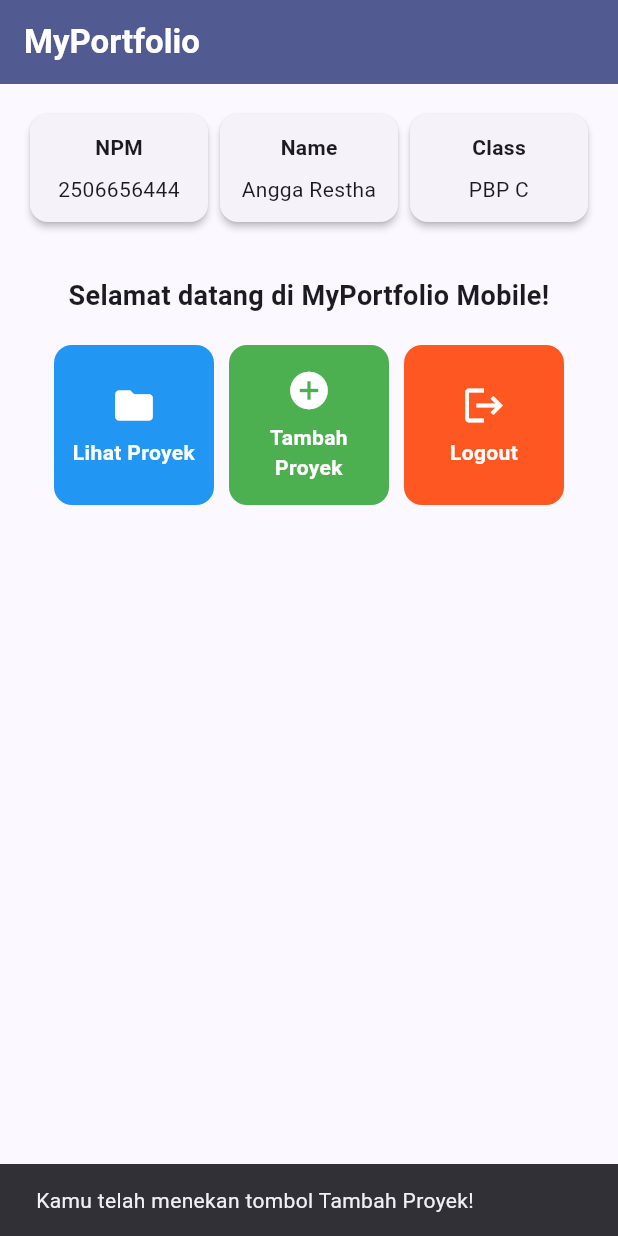
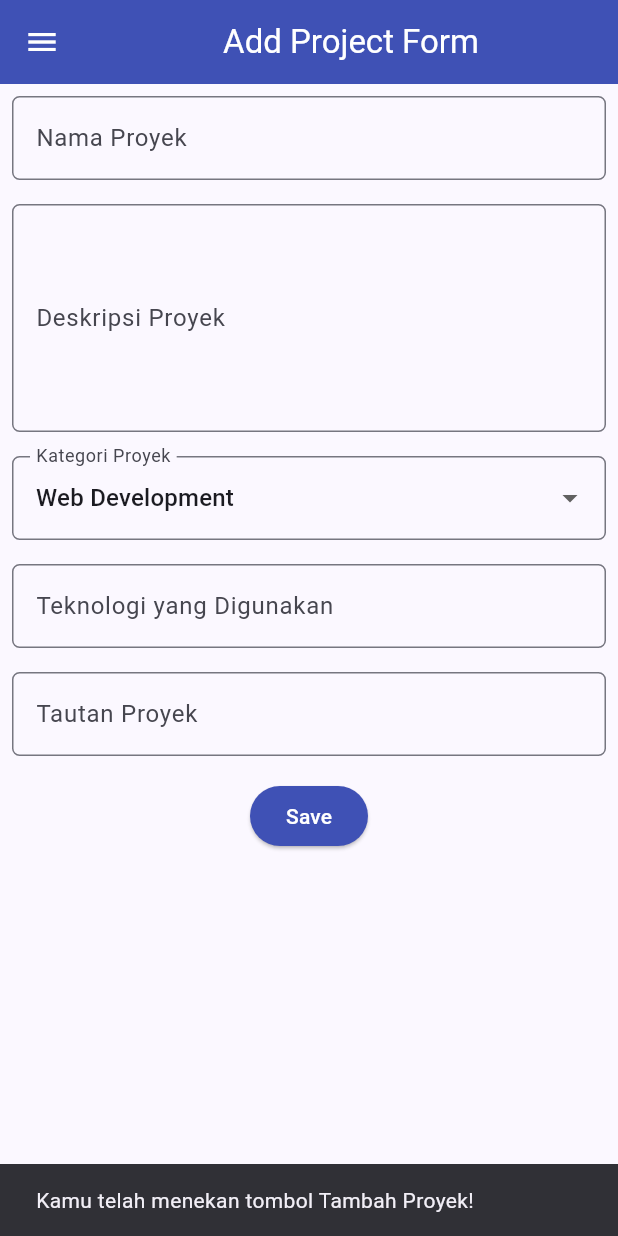
Before and after one commit to AnggaRestha/myportofolio_mobile, a Flutter app: the screen it shows after launch, after a tap on "Tambah Proyek", on a phone screen of 412 x 824 dp. Run offline on Flutter 3.47's test engine with Material 3 defaults, Android fonts, the phone set to English and light mode, and no system bars.

Commit message:
tutorial 9 : Flutter Navigation, Layouts, Forms, and Input Elements

```diff
--- a/lib/main.dart
+++ b/lib/main.dart
@@ -1,6 +1,6 @@
 
 import 'package:flutter/material.dart';
-import 'package:myportofolio_mobile/menu.dart';
+import 'package:myportofolio_mobile/screens/menu.dart';
 
 void main() {
   runApp(const MyApp());
--- a/lib/menu.dart
+++ b/lib/screens/menu.dart
@@ -1,5 +1,6 @@
-
 import 'package:flutter/material.dart';
+import 'package:myportofolio_mobile/widgets/left_drawer.dart';
+import 'package:myportofolio_mobile/widgets/project_card.dart';
 
 class ItemHomepage {
   final String name;
@@ -35,6 +36,7 @@ class MyHomePage extends StatelessWidget {
         ),
         backgroundColor: Theme.of(context).colorScheme.primary,
       ),
+      drawer: const LeftDrawer(),
       body: SingleChildScrollView(
         child: Padding(
           padding: const EdgeInsets.all(16.0),
@@ -122,55 +124,3 @@ class InfoCard extends StatelessWidget {
     );
   }
 }
-
-class ItemCard extends StatelessWidget {
-  final ItemHomepage item;
-
-  const ItemCard(this.item, {super.key});
-
-  @override
-  Widget build(BuildContext context) {
-    return Material(
-      color: item.color,
-      borderRadius: BorderRadius.circular(12),
-      child: InkWell(
-        borderRadius: BorderRadius.circular(12),
-        onTap: () {
-          ScaffoldMessenger.of(context)
-            ..hideCurrentSnackBar()
-            ..showSnackBar(
-              SnackBar(
-                content: Text(
-                  "Kamu telah menekan tombol ${item.name}!",
-                ),
-              ),
-            );
-        },
-        child: Container(
-          padding: const EdgeInsets.all(8),
-          child: Center(
-            child: Column(
-              mainAxisAlignment: MainAxisAlignment.center,
-              children: [
-                Icon(
-                  item.icon,
-                  color: Colors.white,
-                  size: 30.0,
-                ),
-                const SizedBox(height: 6),
-                Text(
-                  item.name,
-                  textAlign: TextAlign.center,
-                  style: const TextStyle(
-                    color: Colors.white,
-                    fontWeight: FontWeight.bold,
-                  ),
-                ),
-              ],
-            ),
-          ),
-        ),
-      ),
-    );
-  }
-}
--- /dev/null
+++ b/lib/screens/project_form.dart
@@ -0,0 +1,220 @@
+
+import 'package:flutter/material.dart';
+import '../widgets/left_drawer.dart';
+
+class ProjectFormPage extends StatefulWidget {
+  const ProjectFormPage({super.key});
+
+  @override
+  State<ProjectFormPage> createState() => _ProjectFormPageState();
+}
+
+class _ProjectFormPageState extends State<ProjectFormPage> {
+  final _formKey = GlobalKey<FormState>();
+
+  String _projectName = "";
+  String _description = "";
+  String _category = "Web Development";
+  String _technologies = "";
+  String _projectLink = "";
+
+  final List<String> _categories = [
+    'Web Development',
+    'Mobile Development',
+    'Machine Learning',
+    'Data Science',
+    'Other',
+  ];
+
+  @override
+  Widget build(BuildContext context) {
+    return Scaffold(
+      appBar: AppBar(
+        title: const Center(
+          child: Text('Add Project Form'),
+        ),
+        backgroundColor: Colors.indigo,
+        foregroundColor: Colors.white,
+      ),
+      drawer: const LeftDrawer(),
+      body: Form(
+        key: _formKey,
+        child: SingleChildScrollView(
+          child: Column(
+            crossAxisAlignment: CrossAxisAlignment.start,
+            children: [
+              Padding(
+                padding: const EdgeInsets.all(8.0),
+                child: TextFormField(
+                  decoration: InputDecoration(
+                    hintText: "Nama Proyek",
+                    labelText: "Nama Proyek",
+                    border: OutlineInputBorder(
+                      borderRadius: BorderRadius.circular(5.0),
+                    ),
+                  ),
+                  onChanged: (String value) {
+                    setState(() {
+                      _projectName = value;
+                    });
+                  },
+                  validator: (String? value) {
+                    if (value == null || value.trim().isEmpty) {
+                      return "Nama proyek tidak boleh kosong!";
+                    }
+                    return null;
+                  },
+                ),
+              ),
+
+              Padding(
+                padding: const EdgeInsets.all(8.0),
+                child: TextFormField(
+                  maxLines: 5,
+                  decoration: InputDecoration(
+                    hintText: "Deskripsi Proyek",
+                    labelText: "Deskripsi Proyek",
+                    border: OutlineInputBorder(
+                      borderRadius: BorderRadius.circular(5.0),
+                    ),
+                  ),
+                  onChanged: (String value) {
+                    setState(() {
+                      _description = value;
+                    });
+                  },
+                  validator: (String? value) {
+                    if (value == null || value.trim().isEmpty) {
+                      return "Deskripsi proyek tidak boleh kosong!";
+                    }
+                    return null;
+                  },
+                ),
+              ),
+
+              Padding(
+                padding: const EdgeInsets.all(8.0),
+                child: DropdownButtonFormField<String>(
+                  decoration: InputDecoration(
+                    labelText: "Kategori Proyek",
+                    border: OutlineInputBorder(
+                      borderRadius: BorderRadius.circular(5.0),
+                    ),
+                  ),
+                  initialValue: _category,
+                  items: _categories
+                      .map((category) => DropdownMenuItem(
+                            value: category,
+                            child: Text(category),
+                          ))
+                      .toList(),
+                  onChanged: (String? newValue) {
+                    if (newValue != null) {
+                      setState(() {
+                        _category = newValue;
+                      });
+                    }
+                  },
+                ),
+              ),
+
+              Padding(
+                padding: const EdgeInsets.all(8.0),
+                child: TextFormField(
+                  decoration: InputDecoration(
+                    hintText: "Contoh: Flutter, Django, Figma",
+                    labelText: "Teknologi yang Digunakan",
+                    border: OutlineInputBorder(
+                      borderRadius: BorderRadius.circular(5.0),
+                    ),
+                  ),
+                  onChanged: (String value) {
+                    setState(() {
+                      _technologies = value;
+                    });
+                  },
+                ),
+              ),
+
+              Padding(
+                padding: const EdgeInsets.all(8.0),
+                child: TextFormField(
+                  decoration: InputDecoration(
+                    hintText: "URL Proyek (opsional)",
+                    labelText: "Tautan Proyek",
+                    border: OutlineInputBorder(
+                      borderRadius: BorderRadius.circular(5.0),
+                    ),
+                  ),
+                  onChanged: (String value) {
+                    setState(() {
+                      _projectLink = value;
+                    });
+                  },
+                ),
+              ),
+
+              Align(
+                alignment: Alignment.bottomCenter,
+                child: Padding(
+                  padding: const EdgeInsets.all(8.0),
+                  child: ElevatedButton(
+                    style: ButtonStyle(
+                      backgroundColor:
+                          WidgetStateProperty.all(Colors.indigo),
+                    ),
+                    onPressed: () {
+                      if (_formKey.currentState!.validate()) {
+                        showDialog(
+                          context: context,
+                          builder: (context) {
+                          return AlertDialog(
+                            title: const Text('Proyek berhasil ditambahkan!'),
+                            content: SingleChildScrollView(
+                              child: Column(
+                                crossAxisAlignment: CrossAxisAlignment.start,
+                                children: [
+                                  Text('Nama Proyek: $_projectName'),
+                                  Text('Deskripsi: $_description'),
+                                  Text('Kategori: $_category'),
+                                  Text('Teknologi: $_technologies'),
+                                  Text('Tautan: $_projectLink'),
+                                ],
+                              ),
+                            ),
+                            actions: [
+                              TextButton(
+                                child: const Text('OK'),
+                                onPressed: () {
+                                  Navigator.pop(context);
+                                  _formKey.currentState!.reset();
+                                  setState(() {
+                                    _projectName = "";
+                                    _description = "";
+                                    _category = "Web Development";
+                                    _technologies = "";
+                                    _projectLink = "";
+                                  });
+                                },
+                              ),
+                            ],
+                          );
+
+                          },
+                        );
+                      }
+                    },
+                    child: const Text(
+                      "Save",
+                      style: TextStyle(color: Colors.white),
+                    ),
+                  ),
+                ),
+              ),
+            ],
+          ),
+        ),
+      ),
+    );
+  }
+}
--- /dev/null
+++ b/lib/widgets/left_drawer.dart
@@ -0,0 +1,70 @@
+
+import 'package:flutter/material.dart';
+import 'package:myportofolio_mobile/screens/project_form.dart';
+
+class LeftDrawer extends StatelessWidget {
+  const LeftDrawer({super.key});
+
+  @override
+  Widget build(BuildContext context) {
+    return Drawer(
+      child: ListView(
+        padding: EdgeInsets.zero,
+        children: [
+          DrawerHeader(
+            decoration: BoxDecoration(
+              color: Theme.of(context).colorScheme.primary,
+            ),
+            child: Column(
+              crossAxisAlignment: CrossAxisAlignment.start,
+              children: [
+                const Text(
+                  'My Portfolio',
+                  style: TextStyle(
+                    fontSize: 30,
+                    fontWeight: FontWeight.bold,
+                    color: Colors.white,
+                  ),
+                ),
+                const SizedBox(height: 10),
+                const Text(
+                  'Explore personal projects and experiences!',
+                  style: TextStyle(
+                    fontSize: 15,
+                    color: Colors.white,
+                  ),
+                ),
+              ],
+            ),
+          ),
+          ListTile(
+            leading: const Icon(Icons.add_circle_outline),
+            title: const Text('Add Project'),
+            onTap: () {
+              Navigator.push(
+                context,
+                MaterialPageRoute(
+                  builder: (context) => const ProjectFormPage(),
+                ),
+              );
+            },
+          ),
+          ListTile(
+            leading: const Icon(Icons.add_circle_outline),
+            title: const Text('Add Project'),
+            onTap: () {
+              Navigator.pop(context);
+              ScaffoldMessenger.of(context).showSnackBar(
+                const SnackBar(
+                  content: Text(
+                    'Halaman Add Project belum dibuat.',
+                  ),
+                ),
+              );
+            },
+          ),
+        ],
+      ),
+    );
+  }
+}
--- /dev/null
+++ b/lib/widgets/project_card.dart
@@ -0,0 +1,63 @@
+import 'package:flutter/material.dart';
+import 'package:myportofolio_mobile/screens/menu.dart';
+import 'package:myportofolio_mobile/screens/project_form.dart';
+
+class ItemCard extends StatelessWidget {
+  final ItemHomepage item;
+
+  const ItemCard(this.item, {super.key});
+
+  @override
+  Widget build(BuildContext context) {
+    return Material(
+      color: item.color,
+      borderRadius: BorderRadius.circular(12),
+      child: InkWell(
+        borderRadius: BorderRadius.circular(12),
+        onTap: () {
+          ScaffoldMessenger.of(context)
+            ..hideCurrentSnackBar()
+            ..showSnackBar(
+              SnackBar(
+                content: Text(
+                  "Kamu telah menekan tombol ${item.name}!",
+                ),
+              ),
+            );
+            if (item.name == "Tambah Proyek") {
+              Navigator.push(
+                context,
+                MaterialPageRoute(
+                  builder: (context) => const ProjectFormPage(),
+                ),
+              );
+            }
+        },
+        child: Container(
+          padding: const EdgeInsets.all(8),
+          child: Center(
+            child: Column(
+              mainAxisAlignment: MainAxisAlignment.center,
+              children: [
+                Icon(
+                  item.icon,
+                  color: Colors.white,
+                  size: 30.0,
+                ),
+                const SizedBox(height: 6),
+                Text(
+                  item.name,
+                  textAlign: TextAlign.center,
+                  style: const TextStyle(
+                    color: Colors.white,
+                    fontWeight: FontWeight.bold,
+                  ),
+                ),
+              ],
+            ),
+          ),
+        ),
+      ),
+    );
+  }
+}
```
